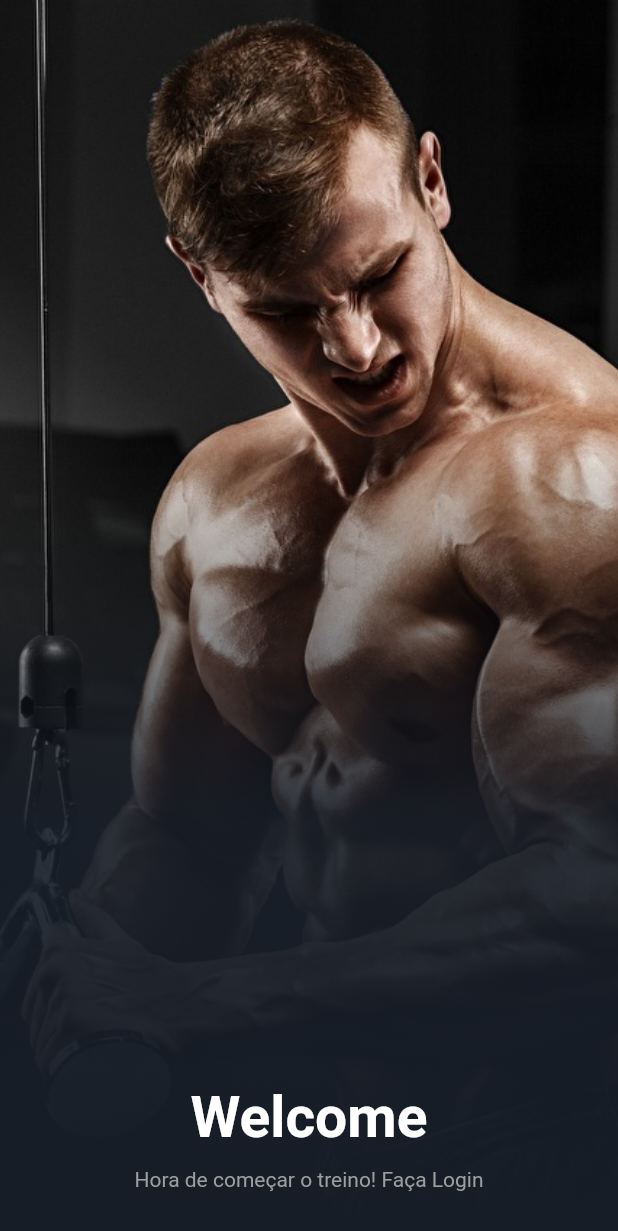
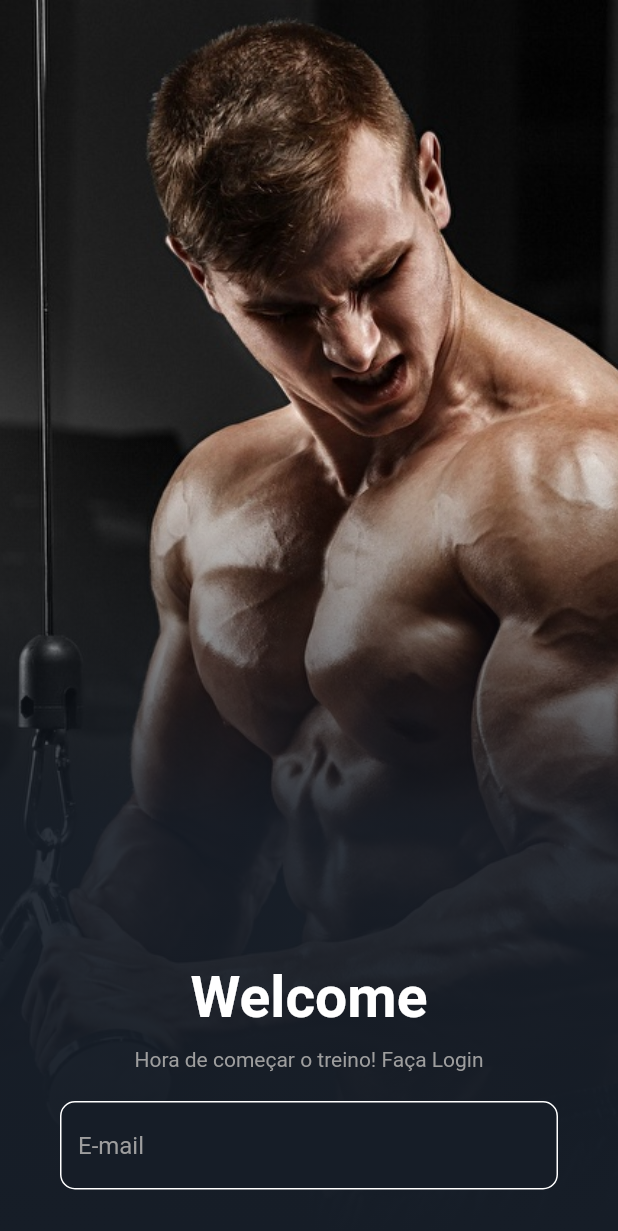
Before and after one commit to ErisvaldoCorreia/login_design, a Flutter app: the screen it shows after launch, on a phone screen of 412 x 824 dp. Shown: the top 1231 px of the screen. Run offline on Flutter 3.47's test engine with Material 2 defaults, Android fonts, the phone set to English and light mode, and no system bars.

Commit message:
feature: input email

```diff
--- a/lib/modules/login_page.dart
+++ b/lib/modules/login_page.dart
@@ -47,6 +47,31 @@ class LoginPage extends StatelessWidget {
                   'Hora de começar o treino! Faça Login',
                   style: TextStyle(color: Colors.grey.shade500),
                 ),
+                SizedBox(height: 20),
+                Container(
+                  height: 60,
+                  padding: EdgeInsets.symmetric(horizontal: 40),
+                  child: TextField(
+                    style: TextStyle(
+                      fontSize: 16,
+                      color: Colors.white,
+                    ),
+                    decoration: InputDecoration(
+                      hintText: 'E-mail',
+                      hintStyle: TextStyle(
+                        color: Colors.grey.shade500,
+                      ),
+                      filled: true,
+                      fillColor: Color(0xff161d27),
+                      enabledBorder: OutlineInputBorder(
+                        borderRadius: BorderRadius.circular(10),
+                        borderSide: BorderSide(
+                          color: Colors.white,
+                        ),
+                      ),
+                    ),
+                  ),
+                ),
                 // Espaçamento Final do dispositivo
                 SizedBox(height: 30),
               ],
```
